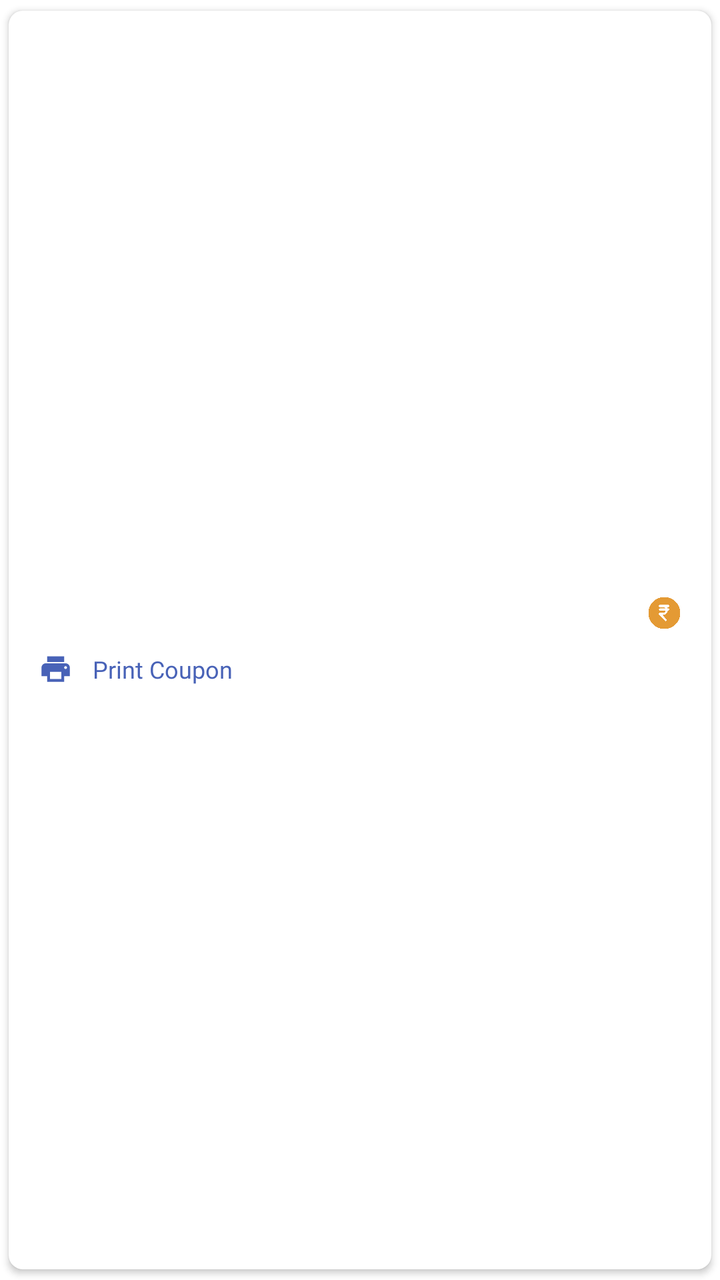
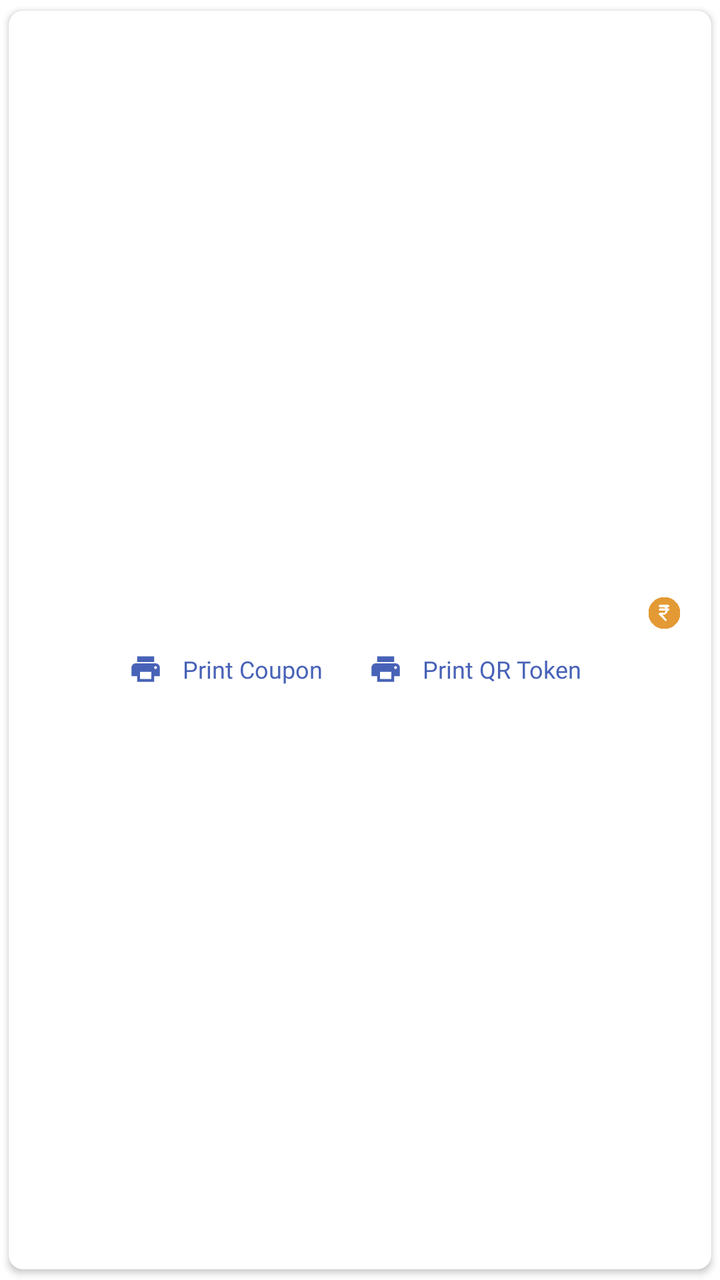

Compare the two renders of this Android layout. The source of the first and the diff that turns it into the second are given below.
<!-- AndroidManifest.xml: application theme AppTheme -->
<!-- res/layout/member_invoice_list.xml -->
<?xml version="1.0" encoding="utf-8"?>
<androidx.cardview.widget.CardView xmlns:android="http://schemas.android.com/apk/res/android"
    xmlns:app="http://schemas.android.com/apk/res-auto"
    android:id="@+id/tableNumberCardView"
    android:layout_width="match_parent"
    android:layout_height="wrap_content"
    android:layout_margin="5dp"
    app:cardBackgroundColor="@color/white"
    app:cardCornerRadius="7dp"
    app:cardUseCompatPadding="true">

    <LinearLayout
        android:layout_width="match_parent"
        android:layout_height="wrap_content"
        android:layout_gravity="center"
        android:layout_margin="5dp"
        android:gravity="center"
        android:orientation="vertical">

        <RelativeLayout
            android:layout_width="match_parent"
            android:layout_height="wrap_content">

            <TextView
                android:id="@+id/memberName"
                android:layout_width="match_parent"
                android:layout_height="wrap_content"
                android:layout_gravity="center"
                android:layout_toStartOf="@+id/pendingAmount"
                android:fontFamily="@font/poppinsregular"
                android:gravity="center"
                android:padding="5dp"
                android:singleLine="true"
                android:textColor="@color/black"
                android:textSize="14dp" />

            <ImageView
                android:id="@+id/pendingAmount"
                android:layout_width="17dp"
                android:layout_height="17dp"
                android:layout_alignParentEnd="true"
                android:layout_centerInParent="true"
                android:layout_gravity="center"
                android:layout_marginStart="5dp"
                android:layout_marginEnd="10dp"
                android:src="@drawable/rupee_pending" />

        </RelativeLayout>

        <LinearLayout
            android:id="@+id/billPrintLayout"
            android:layout_width="wrap_content"
            android:layout_height="wrap_content"
            android:layout_gravity="center|start"
            android:layout_marginStart="5dp"
            android:layout_marginTop="5dp"
            android:layout_marginEnd="5dp"
            android:layout_marginBottom="5dp"
            android:gravity="center"
            android:orientation="horizontal"
            android:visibility="visible">

            <ImageView
                android:layout_width="17dp"
                android:layout_height="17dp"
                android:layout_gravity="center"
                android:layout_marginStart="5dp"
                android:src="@drawable/baseline_print_24"
                app:tint="@color/colorPrimary" />

            <TextView
                android:layout_width="wrap_content"
                android:layout_height="wrap_content"
                android:layout_gravity="center"
                android:fontFamily="@font/poppinsmedium"
                android:gravity="center|start"
                android:paddingStart="10dp"
                android:paddingEnd="10dp"
                android:text="Print Coupon"
                android:textColor="@color/colorPrimary"
                android:textSize="12dp" />

        </LinearLayout>

    </LinearLayout>

</androidx.cardview.widget.CardView>
<!-- resources referenced by this layout -->
<resources>
  <color name="black">#000</color>
  <color name="colorPrimary">#4862b7</color>
  <color name="white">#fff</color>
  <!-- drawable baseline_print_24 (drawable) -->
  <vector xmlns:android="http://schemas.android.com/apk/res/android"
      android:width="24dp"
      android:height="24dp"
      android:tint="#000000"
      android:viewportWidth="24"
      android:viewportHeight="24">
      <path
          android:fillColor="@android:color/white"
          android:pathData="M19,8L5,8c-1.66,0 -3,1.34 -3,3v6h4v4h12v-4h4v-6c0,-1.66 -1.34,-3 -3,-3zM16,19L8,19v-5h8v5zM19,12c-0.55,0 -1,-0.45 -1,-1s0.45,-1 1,-1 1,0.45 1,1 -0.45,1 -1,1zM18,3L6,3v4h12L18,3z" />
  </vector>
  <!-- drawable rupee_pending: png bitmap (drawable, 36116 bytes) -->
  <style name="AppTheme" parent="Theme.MaterialComponents.Light.NoActionBar">
          
          <item name="colorPrimary">@color/colorPrimary</item>
          <item name="colorPrimaryDark">@color/colorPrimary</item>
          <item name="colorAccent">@color/colorAccent</item>
          <item name="android:windowIsTranslucent">true</item>
          <item name="windowNoTitle">true</item>
          <item name="windowActionBar">false</item>
  
      </style>
  <color name="colorAccent">#000</color>
</resources>

<!-- the commit's change to res/layout/member_invoice_list.xml (unified diff, before → after) -->
@@ -48,37 +48,77 @@
         </RelativeLayout>
 
         <LinearLayout
-            android:id="@+id/billPrintLayout"
-            android:layout_width="wrap_content"
+            android:layout_width="match_parent"
             android:layout_height="wrap_content"
-            android:layout_gravity="center|start"
             android:layout_marginStart="5dp"
             android:layout_marginTop="5dp"
             android:layout_marginEnd="5dp"
             android:layout_marginBottom="5dp"
             android:gravity="center"
-            android:orientation="horizontal"
-            android:visibility="visible">
+            android:orientation="horizontal">
 
-            <ImageView
-                android:layout_width="17dp"
-                android:layout_height="17dp"
-                android:layout_gravity="center"
-                android:layout_marginStart="5dp"
-                android:src="@drawable/baseline_print_24"
-                app:tint="@color/colorPrimary" />
-
-            <TextView
+            <LinearLayout
+                android:id="@+id/billPrintLayout"
                 android:layout_width="wrap_content"
                 android:layout_height="wrap_content"
                 android:layout_gravity="center"
-                android:fontFamily="@font/poppinsmedium"
-                android:gravity="center|start"
-                android:paddingStart="10dp"
-                android:paddingEnd="10dp"
-                android:text="Print Coupon"
-                android:textColor="@color/colorPrimary"
-                android:textSize="12dp" />
+                android:layout_marginEnd="8dp"
+                android:gravity="center"
+                android:orientation="horizontal"
+                android:visibility="visible">
+
+                <ImageView
+                    android:layout_width="17dp"
+                    android:layout_height="17dp"
+                    android:layout_gravity="center"
+                    android:layout_marginStart="5dp"
+                    android:src="@drawable/baseline_print_24"
+                    app:tint="@color/colorPrimary" />
+
+                <TextView
+                    android:layout_width="wrap_content"
+                    android:layout_height="wrap_content"
+                    android:layout_gravity="center"
+                    android:fontFamily="@font/poppinsmedium"
+                    android:gravity="center|start"
+                    android:paddingStart="10dp"
+                    android:paddingEnd="10dp"
+                    android:text="@string/ui_print_coupon"
+                    android:textColor="@color/colorPrimary"
+                    android:textSize="12dp" />
+
+            </LinearLayout>
+
+            <LinearLayout
+                android:id="@+id/qrTokenLayout"
+                android:layout_width="wrap_content"
+                android:layout_height="wrap_content"
+                android:layout_gravity="center"
+                android:gravity="center"
+                android:orientation="horizontal"
+                android:visibility="visible">
+
+                <ImageView
+                    android:layout_width="17dp"
+                    android:layout_height="17dp"
+                    android:layout_gravity="center"
+                    android:layout_marginStart="5dp"
+                    android:src="@drawable/baseline_print_24"
+                    app:tint="@color/colorPrimary" />
+
+                <TextView
+                    android:layout_width="wrap_content"
+                    android:layout_height="wrap_content"
+                    android:layout_gravity="center"
+                    android:fontFamily="@font/poppinsmedium"
+                    android:gravity="center|start"
+                    android:paddingStart="10dp"
+                    android:paddingEnd="10dp"
+                    android:text="@string/ui_print_qr_token"
+                    android:textColor="@color/colorPrimary"
+                    android:textSize="12dp" />
+
+            </LinearLayout>
 
         </LinearLayout>
 
<!-- resource entries referenced after the edit -->
@@ -15,6 +15,8 @@
           android:pathData="M19,8L5,8c-1.66,0 -3,1.34 -3,3v6h4v4h12v-4h4v-6c0,-1.66 -1.34,-3 -3,-3zM16,19L8,19v-5h8v5zM19,12c-0.55,0 -1,-0.45 -1,-1s0.45,-1 1,-1 1,0.45 1,1 -0.45,1 -1,1zM18,3L6,3v4h12L18,3z" />
   </vector>
   <!-- drawable rupee_pending: png bitmap (drawable, 36116 bytes) -->
+  <string name="ui_print_coupon">Print Coupon</string>
+  <string name="ui_print_qr_token">Print QR Token</string>
   <style name="AppTheme" parent="Theme.MaterialComponents.Light.NoActionBar">
           
           <item name="colorPrimary">@color/colorPrimary</item>
